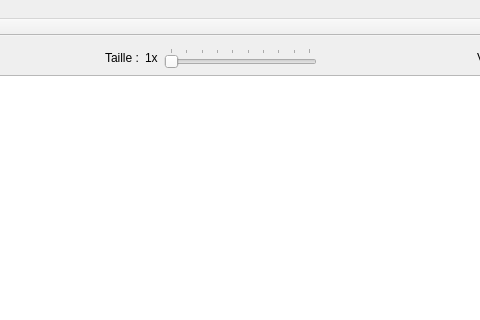
This is rsase/SGBag/ui/fenetreprincipale.ui in padenot/usdp as Qt 5 draws it before an edit; both pictures show x 416 to 896 and y 0 to 320 of the 1146 by 672 pixel window. The edited form follows.
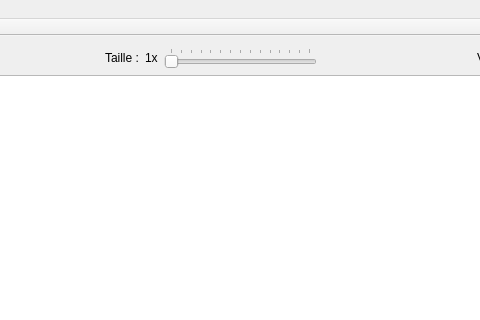
This is the edited form. Icons and pictures are not drawn.

Diff of the .ui file:
```diff
--- a/rsase/SGBag/ui/fenetreprincipale.ui
+++ b/rsase/SGBag/ui/fenetreprincipale.ui
@@ -73,7 +73,7 @@
            <number>1</number>
           </property>
           <property name="maximum">
-           <number>10</number>
+           <number>15</number>
           </property>
           <property name="orientation">
            <enum>Qt::Horizontal</enum>
```
Left out of the diff: 2 changed lines with no effect on the pictures.
